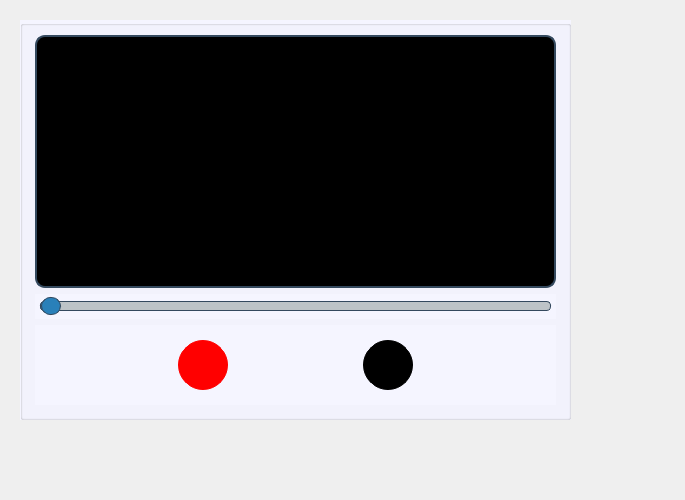
First picture: the form in video-player.ui, repository pgil256/new-gui, before the edit.
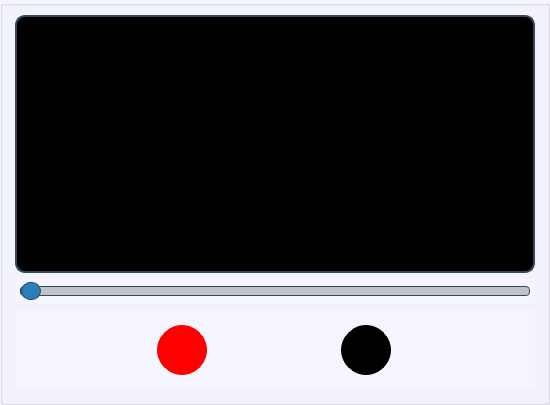
Second picture: the form after the edit. Icons and pictures are not drawn.

Diff of the .ui file:
```diff
--- a/video-player.ui
+++ b/video-player.ui
@@ -6,14 +6,26 @@
    <rect>
     <x>0</x>
     <y>0</y>
-    <width>685</width>
-    <height>500</height>
+    <width>550</width>
+    <height>405</height>
    </rect>
   </property>
+  <property name="sizePolicy">
+   <sizepolicy hsizetype="Fixed" vsizetype="Fixed">
+    <horstretch>0</horstretch>
+    <verstretch>0</verstretch>
+   </sizepolicy>
+  </property>
   <property name="minimumSize">
    <size>
     <width>0</width>
-    <height>500</height>
+    <height>405</height>
+   </size>
+  </property>
+  <property name="maximumSize">
+   <size>
+    <width>550</width>
+    <height>405</height>
    </size>
   </property>
   <property name="windowTitle">
@@ -22,10 +34,10 @@
   <widget class="QGroupBox" name="groupBox">
    <property name="geometry">
     <rect>
-     <x>20</x>
-     <y>20</y>
-     <width>551</width>
-     <height>400</height>
+     <x>0</x>
+     <y>0</y>
+     <width>550</width>
+     <height>405</height>
     </rect>
    </property>
    <property name="minimumSize">
@@ -34,6 +46,12 @@
      <height>400</height>
     </size>
    </property>
+   <property name="maximumSize">
+    <size>
+     <width>550</width>
+     <height>405</height>
+    </size>
+   </property>
    <property name="styleSheet">
     <string notr="true">    font-size: 18px;
     font-weight: bold;
```
Left out of the diff: 78 changed lines with no effect on the pictures.
